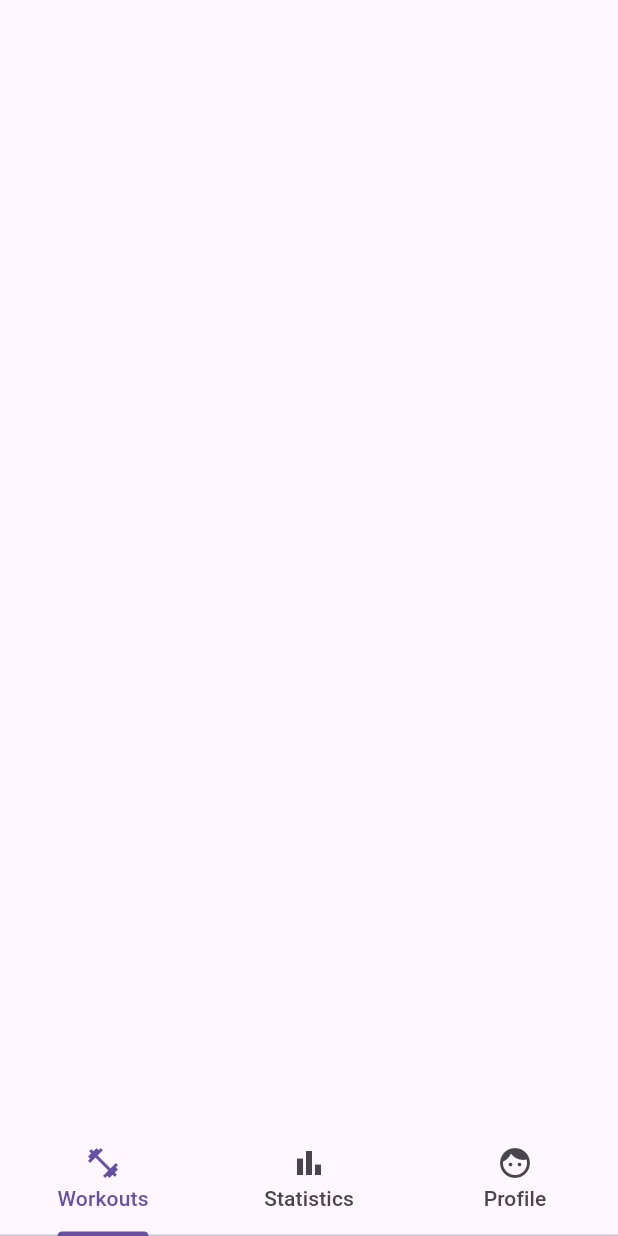
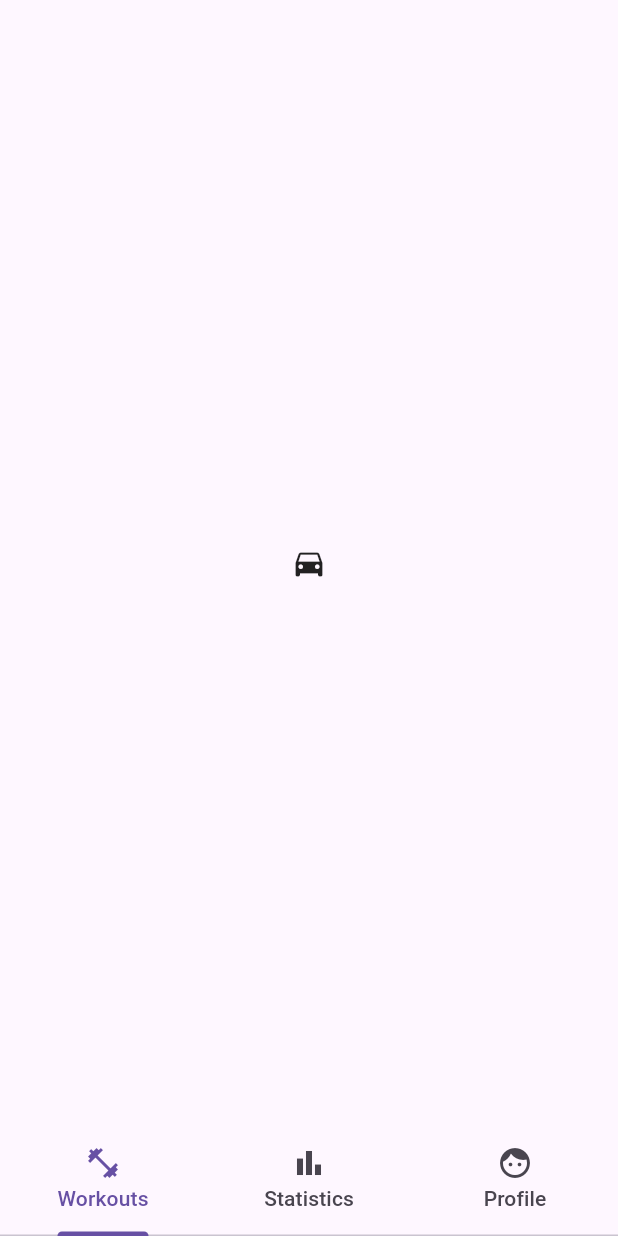
Before and after one commit to coolguycaden/funky-fitness, a Flutter app: the screen it shows after launch, on a phone screen of 412 x 824 dp. Run offline on Flutter 3.47's test engine with Material 3 defaults, Android fonts, the light colour scheme and no system bars.

Commit message:
fixed format

```diff
--- a/lib/main.dart
+++ b/lib/main.dart
@@ -21,7 +21,7 @@ class _MyAppState extends State<MyApp> {
   @override
   Widget build(BuildContext context) {
     return MaterialApp(
-      home: BaseApp(),
+      home: const BaseApp(),
       routes: <String, WidgetBuilder> {
 
         '/WorkoutScreen' : (context) => const WorkoutScreen(),
@@ -58,9 +58,49 @@ class BaseApp extends StatelessWidget {//with SingleTickerProviderStateMixin {
         length: 3,
 
         child: Scaffold(
-          bottomNavigationBar: TabBar(
+          bottomNavigationBar: homeRowBar(context),
 
-          //c: _currentIndex,
+          /*appBar: AppBar(
+            bottom: const TabBar(
+              tabs: [
+                  Tab(
+                    text: 'Workouts',
+                    icon: Icon(Icons.fitness_center),
+                  ),
+
+                  Tab(
+                    text: 'Statistics',
+                    icon: Icon(Icons.bar_chart),
+                  ),
+
+                  Tab(
+                    text: 'Profile',
+                    icon: Icon(Icons.face),
+
+                  ),
+              ],
+            ),
+          ),*/
+
+          body: const TabBarView(
+            children: [
+              Icon(Icons.directions_car),
+              Icon(Icons.directions_transit),
+              Icon(Icons.directions_bike),
+            ],
+          ),
+
+
+        ),
+
+      ),
+
+    );
+
+  }
+
+  TabBar homeRowBar(BuildContext context) {
+    return TabBar(
       tabs: const [
           Tab(
             text: 'Workouts',
@@ -80,21 +120,14 @@ class BaseApp extends StatelessWidget {//with SingleTickerProviderStateMixin {
       ],
 
 
-            /*onTap: (value) {
-              if (value == 0) Navigator.pushNamed(context, '/WorkoutScreen');
-              if (value == 1) Navigator.pushNamed(context, '/StatScreen');
-              if (value == 2) Navigator.pushNamed(context, '/ProfileScreen');
+      onTap: (value) {
+        if (value == 0) print('User clicked 1!');//Navigator.pushNamed(context, '/WorkoutScreen');
+        if (value == 1) print('User clicked 1!');//Navigator.pushNamed(context, '/StatScreen');
+        if (value == 2) print('User clicked 1!');//Navigator.pushNamed(context, '/ProfileScreen');
 
-            },*/
-
-          ),
-
-        ),
-
-      ),
+      },
 
     );
-
   }
 
 }
```
Lines whose indentation alone changed are shown as unchanged.
